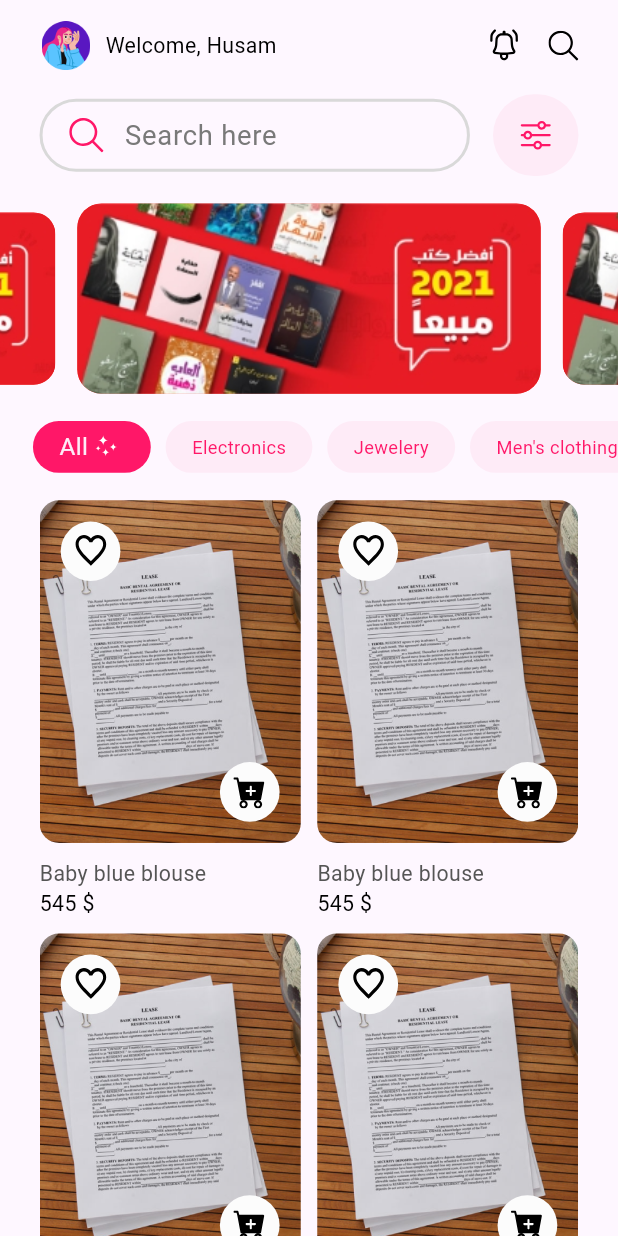
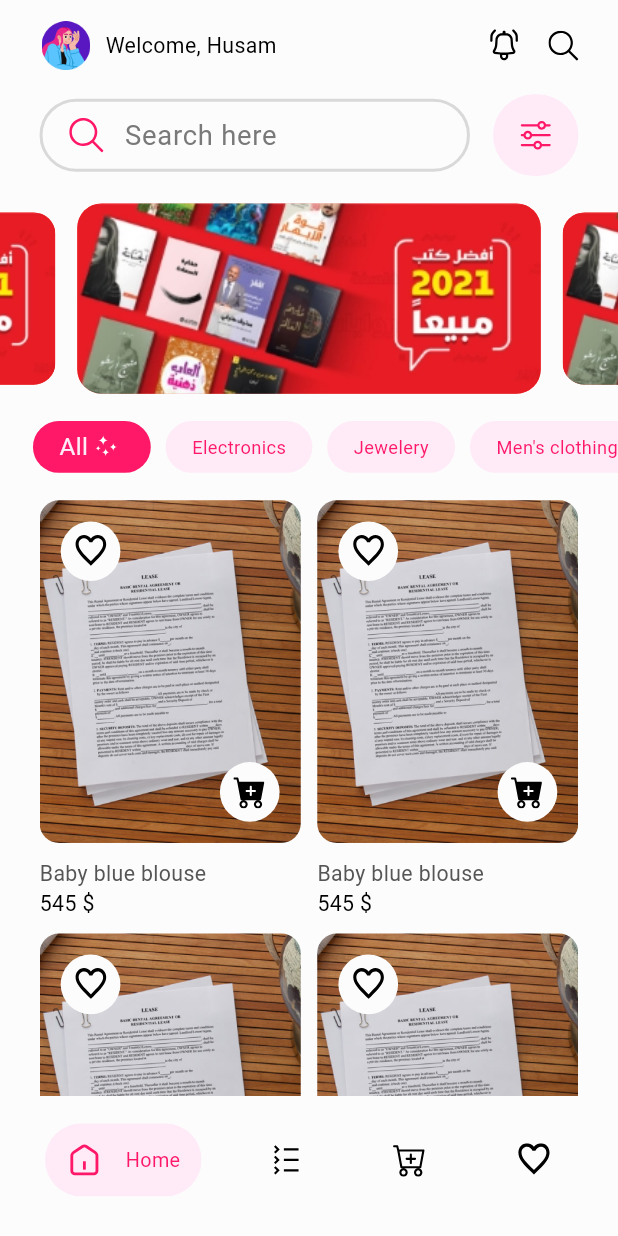
Before and after one commit to flutter-mentorship-t4/mentorship_project, a Flutter app: the screen it shows after launch, on a phone screen of 412 x 824 dp. Run offline on Flutter 3.47's test engine with Material 3 defaults, Android fonts, the phone set to English and light mode, and no system bars; drawn by our look-alikes of carousel_slider; our stand-ins replace connectivity_plus, dio, easy_localization, flutter_bloc, flutter_screenutil, flutter_secure_storage and 7 more; generated files the repository leaves out were written again; project files that could hold a hidden picture were left out.

Commit message:
feat(Home) 🚀 Finish navigation screen and display home screen in first item

```diff
--- a/lib/core/routing/app_router.dart
+++ b/lib/core/routing/app_router.dart
@@ -1,12 +1,12 @@
+import 'package:flutter/material.dart';
+import 'package:flutter_bloc/flutter_bloc.dart';
+import 'package:mentorship_project/core/routing/routes.dart';
+import 'package:mentorship_project/features/navigations/navigation_screen.dart';
+
+import '../../features/home/logic/home_cubit.dart';
 import '../../features/home/ui/home_screen.dart';
-import '../../features/home/logic/home_cubit.dart';
-import 'package:flutter_bloc/flutter_bloc.dart';
-
+import '../../features/login/logic/login_cubit.dart';
 import '../../features/login/ui/login_screen.dart';
-import '../../features/login/logic/login_cubit.dart';
-import 'package:flutter/material.dart';
-import 'package:mentorship_project/core/routing/routes.dart';
-
 import '../di/dependency_injection.dart';
 
 class AppRouter {
@@ -22,7 +22,10 @@ class AppRouter {
             child: const LoginScreen(),
           ),
         );
-
+      case Routes.navigationScreen:
+        return MaterialPageRoute(
+          builder: (_) => NavigationScreen(),
+        );
       case Routes.homeScreen:
         return MaterialPageRoute(
           builder: (_) => BlocProvider(
--- a/lib/core/routing/routes.dart
+++ b/lib/core/routing/routes.dart
@@ -1,4 +1,5 @@
 class Routes {
   static const String loginScreen = '/loginScreen';
   static const String homeScreen = '/homeScreen';
+  static const String navigationScreen = '/navigationScreen';
 }
--- a/lib/features/home/ui/home_screen.dart
+++ b/lib/features/home/ui/home_screen.dart
@@ -18,14 +18,26 @@ part 'widgets/_filter_categories_button.dart';
 part 'widgets/_products_grid_view.dart';
 part 'widgets/_search_bar_and_sorting.dart';
 
-class HomeScreen extends StatelessWidget {
+class HomeScreen extends StatefulWidget {
   const HomeScreen({super.key});
 
   @override
+  State<HomeScreen> createState() => _HomeScreenState();
+}
+
+class _HomeScreenState extends State<HomeScreen> {
+  int selectedIndex = 0;
+
+  List<Map<String, dynamic>> navigationItems = [
+    {'title': 'Home', 'assetName': AppIcons.home},
+    {'title': 'Categories', 'assetName': AppIcons.categories},
+    {'title': 'Cart', 'assetName': AppIcons.cartPlusOutlined},
+    {'title': 'Wishlist', 'assetName': AppIcons.heartOutlined},
+  ];
+
+  @override
   Widget build(BuildContext context) {
-    return Scaffold(
-      body: SafeArea(
-        child: Column(
+    return Column(
       mainAxisAlignment: MainAxisAlignment.start,
       crossAxisAlignment: CrossAxisAlignment.center,
       children: [
@@ -35,8 +47,6 @@ class HomeScreen extends StatelessWidget {
         const _FilterCategoriesButton(),
         const _ProductsGridView(),
       ],
-        ),
-      ),
     );
   }
 }
--- /dev/null
+++ b/lib/features/navigations/navigation_screen.dart
@@ -0,0 +1,69 @@
+import 'package:flutter/material.dart';
+import 'package:flutter_screenutil/flutter_screenutil.dart';
+import 'package:flutter_svg/flutter_svg.dart';
+import 'package:mentorship_project/features/home/ui/home_screen.dart';
+
+import '../../../core/helpers/extensions/widgets_extentions.dart';
+import '../../../core/helpers/strings/app_icons.dart';
+import '../../core/config/theming/colors.dart';
+import '../../core/config/theming/styles.dart';
+import '../../core/helpers/spacing.dart';
+
+part 'widgets/_navigation_bar_item.dart';
+
+class NavigationScreen extends StatefulWidget {
+  const NavigationScreen({super.key});
+
+  @override
+  State<NavigationScreen> createState() => _NavigationScreenState();
+}
+
+class _NavigationScreenState extends State<NavigationScreen> {
+  int selectedIndex = 0;
+
+  List<Map<String, dynamic>> navigationItems = [
+    {'title': 'Home', 'assetName': AppIcons.home},
+    {'title': 'Categories', 'assetName': AppIcons.categories},
+    {'title': 'Cart', 'assetName': AppIcons.cartPlusOutlined},
+    {'title': 'Wishlist', 'assetName': AppIcons.heartOutlined},
+  ];
+
+  @override
+  Widget build(BuildContext context) {
+    return Scaffold(
+      body: SafeArea(
+        child: IndexedStack(
+          index: selectedIndex,
+          children: [
+            const HomeScreen(),
+            Text('Categories').center(),
+            Text('Cart').center(),
+            Text('Wishlist').center(),
+          ],
+        ),
+      ),
+      bottomNavigationBar: Container(
+        height: 92.h,
+        padding: EdgeInsetsDirectional.only(top: 18.h, bottom: 26.h),
+        alignment: Alignment.center,
+        child: Row(
+          mainAxisAlignment: MainAxisAlignment.spaceEvenly,
+          children: navigationItems.asMap().entries.map<Widget>((MapEntry e) {
+            int index = e.key;
+            Map value = e.value;
+            return _NavigationBarItem(
+              title: value['title'],
+              assetName: value['assetName'],
+              isSelected: selectedIndex == index,
+              onTap: () {
+                setState(() {
+                  selectedIndex = index;
+                });
+              },
+            );
+          }).toList(),
+        ),
+      ),
+    );
+  }
+}
--- /dev/null
+++ b/lib/features/navigations/widgets/_navigation_bar_item.dart
@@ -0,0 +1,41 @@
+part of '../navigation_screen.dart';
+
+class _NavigationBarItem extends StatelessWidget {
+  final String title;
+  final String assetName;
+  final bool isSelected;
+  final Function() onTap;
+
+  const _NavigationBarItem({
+    required this.isSelected,
+    required this.assetName,
+    required this.onTap,
+    required this.title,
+  });
+
+  @override
+  Widget build(BuildContext context) {
+    return GestureDetector(
+      onTap: onTap,
+      child: ClipRRect(
+        borderRadius: BorderRadius.circular(30),
+        child: ColoredBox(
+          color: isSelected ? ColorsManager.lightPrimary : Colors.transparent,
+          child: Row(
+            children: [
+              SvgPicture.asset(
+                assetName,
+                width: 22.w,
+                color: isSelected ? ColorsManager.primaryColor : null,
+              ),
+              if (isSelected) ...[
+                horizontalSpace(14),
+                Text(title, style: TextStyles.font13PrimaryRegular),
+              ],
+            ],
+          ).paddingSymmetric(vertical: 12.w, horizontal: 14.h),
+        ),
+      ),
+    );
+  }
+}
--- a/lib/my_app.dart
+++ b/lib/my_app.dart
@@ -2,6 +2,7 @@ import 'package:easy_localization/easy_localization.dart';
 import 'package:flutter/material.dart';
 import 'package:flutter_bloc/flutter_bloc.dart';
 import 'package:flutter_screenutil/flutter_screenutil.dart';
+import 'package:mentorship_project/core/config/theming/colors.dart';
 
 import '../../core/general_cubits/theme/theme_cubit.dart';
 import '../../core/general_cubits/theme/theme_state.dart';
@@ -31,9 +32,10 @@ class MyApp extends StatelessWidget {
                     textTheme: Theme.of(context).textTheme.apply(
                           fontFamily: 'Roboto',
                         ),
+                    scaffoldBackgroundColor: ColorsManager.greyFC,
                   ),
               debugShowCheckedModeBanner: false,
-              initialRoute: Routes.homeScreen,
+              initialRoute: Routes.navigationScreen,
               onGenerateRoute: appRouter.generateRoute,
             );
           },
```
Lines whose indentation alone changed are shown as unchanged.
